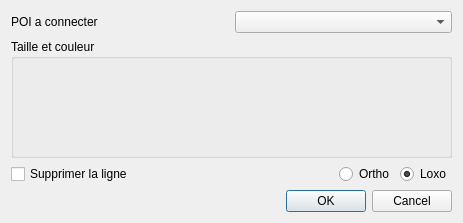
The window that src/Ui/dialogpoiconnect.ui (nohal/qtVlm) describes before a commit, drawn with Qt 5.
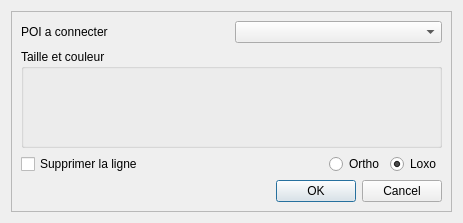
The same window after the commit.

```diff
--- a/src/Ui/dialogpoiconnect.ui
+++ b/src/Ui/dialogpoiconnect.ui
@@ -15,6 +15,21 @@
   </property>
   <layout class="QVBoxLayout" name="verticalLayout">
    <item>
+    <widget class="QScrollArea" name="scrollArea">
+     <property name="widgetResizable">
+      <bool>true</bool>
+     </property>
+     <widget class="QWidget" name="scrollAreaWidgetContents">
+      <property name="geometry">
+       <rect>
+        <x>0</x>
+        <y>0</y>
+        <width>443</width>
+        <height>203</height>
+       </rect>
+      </property>
+      <layout class="QVBoxLayout" name="verticalLayout_2">
+       <item>
     <layout class="QHBoxLayout" name="horizontalLayout">
      <item>
       <widget class="QLabel" name="label">
@@ -101,6 +116,18 @@
     </widget>
    </item>
   </layout>
+      <zorder>buttonBox</zorder>
+      <zorder>colorBox</zorder>
+      <zorder></zorder>
+      <zorder></zorder>
+      <zorder>buttonBox</zorder>
+      <zorder>colorBox</zorder>
+      <zorder></zorder>
+      <zorder></zorder>
+     </widget>
+    </widget>
+   </item>
+  </layout>
  </widget>
  <tabstops>
   <tabstop>comboPoi</tabstop>
```
Left out of the diff: 1 changed line with no effect on the pictures. Lines whose indentation alone changed are shown as unchanged.
